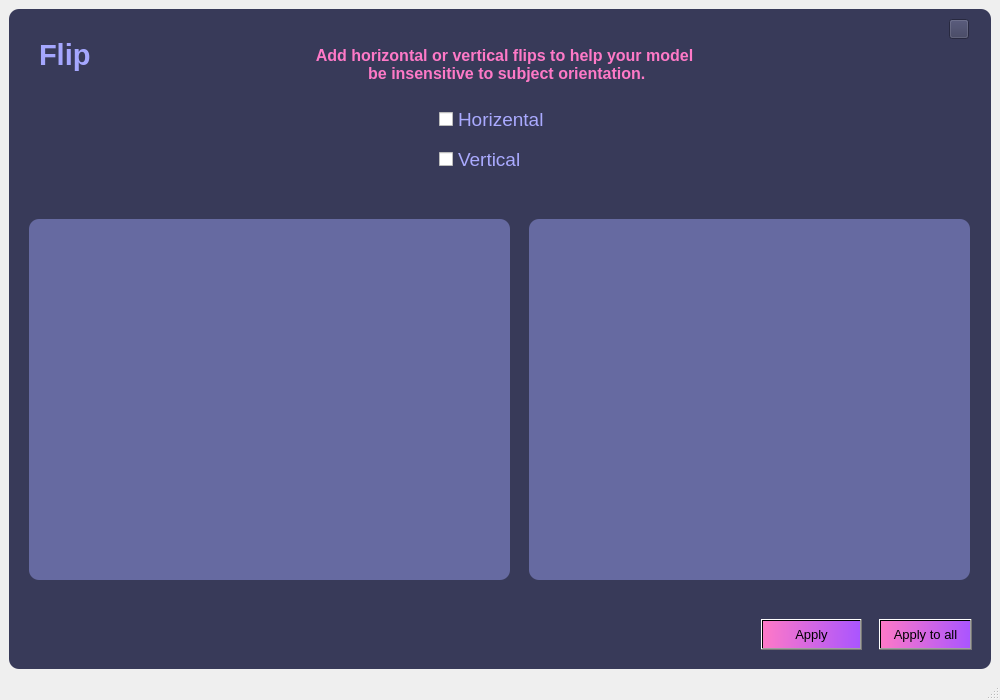
Qt form flipWindow.ui (DorsaNazari/Image-Data-Annotation-Preprocessing-and-Augmentation) before a commit.
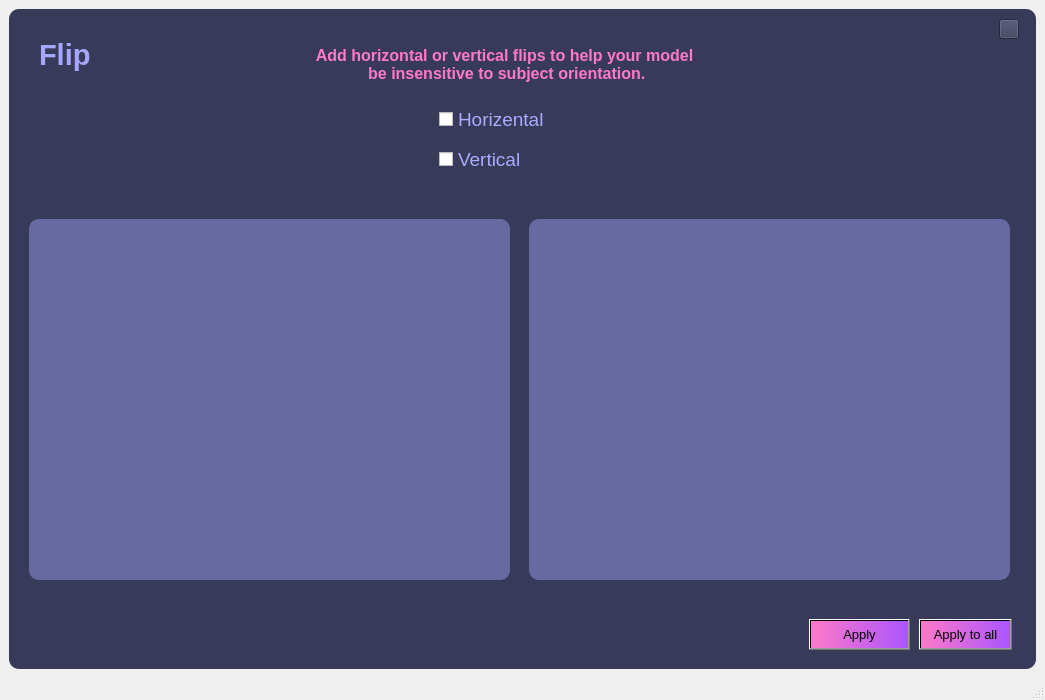
The same form after that commit. Icons and pictures are not drawn.

Patch:
```diff
--- a/flipWindow.ui
+++ b/flipWindow.ui
@@ -6,7 +6,7 @@
    <rect>
     <x>0</x>
     <y>0</y>
-    <width>1000</width>
+    <width>1045</width>
     <height>700</height>
    </rect>
   </property>
@@ -133,7 +133,7 @@
         <rect>
          <x>520</x>
          <y>210</y>
-         <width>441</width>
+         <width>481</width>
          <height>361</height>
         </rect>
        </property>
@@ -171,7 +171,7 @@
       <widget class="QPushButton" name="pushButton">
        <property name="geometry">
         <rect>
-         <x>752</x>
+         <x>800</x>
          <y>610</y>
          <width>101</width>
          <height>31</height>
@@ -192,7 +192,7 @@
       <widget class="QPushButton" name="pushButton_4">
        <property name="geometry">
         <rect>
-         <x>940</x>
+         <x>990</x>
          <y>10</y>
          <width>20</width>
          <height>20</height>
@@ -218,7 +218,7 @@
       <widget class="QPushButton" name="pushButton_5">
        <property name="geometry">
         <rect>
-         <x>870</x>
+         <x>910</x>
          <y>610</y>
          <width>93</width>
          <height>31</height>
```
